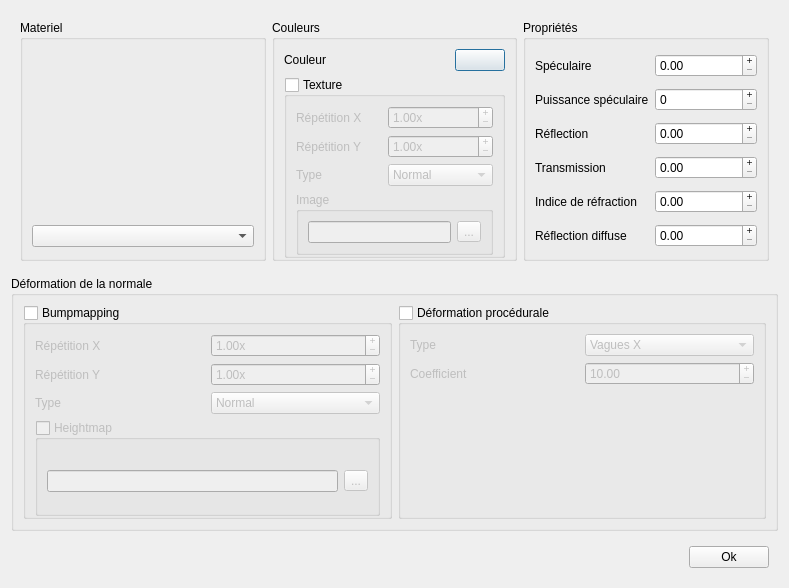
Above: editMaterialDialog.ui from gaelduplessix/raytracer-42 before the change. Below: the same form after it.
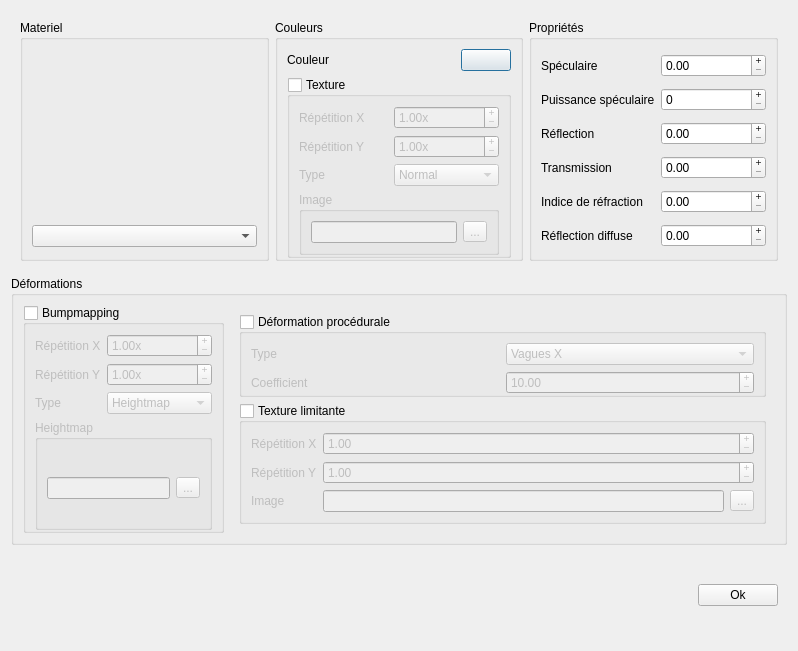
That is the form after the change. Icons and pictures are not drawn.

Commit message: Edit material casi-done

```diff
--- a/editMaterialDialog.ui
+++ b/editMaterialDialog.ui
@@ -6,8 +6,8 @@
    <rect>
     <x>0</x>
     <y>0</y>
-    <width>789</width>
-    <height>588</height>
+    <width>798</width>
+    <height>651</height>
    </rect>
   </property>
   <property name="windowTitle">
@@ -341,7 +341,7 @@
    <item>
     <widget class="QGroupBox" name="groupBox_6">
      <property name="title">
-      <string>Déformation de la normale</string>
+      <string>Déformations</string>
      </property>
      <layout class="QHBoxLayout" name="horizontalLayout_3">
       <item>
@@ -416,7 +416,7 @@
           <widget class="QComboBox" name="comboBox_3">
            <item>
             <property name="text">
-             <string>Normal</string>
+             <string>Heightmap</string>
             </property>
            </item>
            <item>
@@ -432,7 +432,7 @@
             <string>Heightmap</string>
            </property>
            <property name="checkable">
-            <bool>true</bool>
+            <bool>false</bool>
            </property>
            <property name="checked">
             <bool>false</bool>
@@ -458,7 +458,10 @@
        </widget>
       </item>
       <item>
-       <widget class="QGroupBox" name="groupBox_7">
+       <widget class="QWidget" name="widget_3" native="true">
+        <layout class="QVBoxLayout" name="verticalLayout_3">
+         <item>
+          <widget class="QGroupBox" name="_proceduralDeformation">
         <property name="title">
          <string>Déformation procédurale</string>
         </property>
@@ -479,19 +482,6 @@
            </property>
           </widget>
          </item>
-         <item row="3" column="0">
-          <spacer name="verticalSpacer">
-           <property name="orientation">
-            <enum>Qt::Vertical</enum>
-           </property>
-           <property name="sizeHint" stdset="0">
-            <size>
-             <width>20</width>
-             <height>40</height>
-            </size>
-           </property>
-          </spacer>
-         </item>
          <item row="1" column="1">
           <widget class="QComboBox" name="comboBox_4">
            <item>
@@ -529,6 +519,87 @@
            <property name="value">
             <double>10.000000000000000</double>
            </property>
+             </widget>
+            </item>
+           </layout>
+          </widget>
+         </item>
+         <item>
+          <widget class="QGroupBox" name="_limitedTexture">
+           <property name="title">
+            <string>Texture limitante</string>
+           </property>
+           <property name="checkable">
+            <bool>true</bool>
+           </property>
+           <property name="checked">
+            <bool>false</bool>
+           </property>
+           <layout class="QGridLayout" name="gridLayout_7">
+            <item row="0" column="1" colspan="2">
+             <widget class="QDoubleSpinBox" name="_limitedX">
+              <property name="buttonSymbols">
+               <enum>QAbstractSpinBox::PlusMinus</enum>
+              </property>
+              <property name="maximum">
+               <double>1000.000000000000000</double>
+              </property>
+              <property name="singleStep">
+               <double>0.100000000000000</double>
+              </property>
+              <property name="value">
+               <double>1.000000000000000</double>
+              </property>
+             </widget>
+            </item>
+            <item row="0" column="0">
+             <widget class="QLabel" name="label">
+              <property name="text">
+               <string>Répétition X</string>
+              </property>
+             </widget>
+            </item>
+            <item row="1" column="0">
+             <widget class="QLabel" name="label_17">
+              <property name="text">
+               <string>Répétition Y</string>
+              </property>
+             </widget>
+            </item>
+            <item row="1" column="1" colspan="2">
+             <widget class="QDoubleSpinBox" name="_limitedY">
+              <property name="buttonSymbols">
+               <enum>QAbstractSpinBox::PlusMinus</enum>
+              </property>
+              <property name="maximum">
+               <double>1000.000000000000000</double>
+              </property>
+              <property name="singleStep">
+               <double>0.100000000000000</double>
+              </property>
+              <property name="value">
+               <double>1.000000000000000</double>
+              </property>
+             </widget>
+            </item>
+            <item row="2" column="0">
+             <widget class="QLabel" name="label_18">
+              <property name="text">
+               <string>Image</string>
+              </property>
+             </widget>
+            </item>
+            <item row="2" column="1">
+             <widget class="QLineEdit" name="_limitedTexture_2"/>
+            </item>
+            <item row="2" column="2">
+             <widget class="QToolButton" name="_findLimited">
+              <property name="text">
+               <string>...</string>
+              </property>
+             </widget>
+            </item>
+           </layout>
           </widget>
          </item>
         </layout>
```
Left out of the diff: 18 changed lines with no effect on the pictures. Lines whose indentation alone changed are shown as unchanged. The commit also changes 5 other files.
